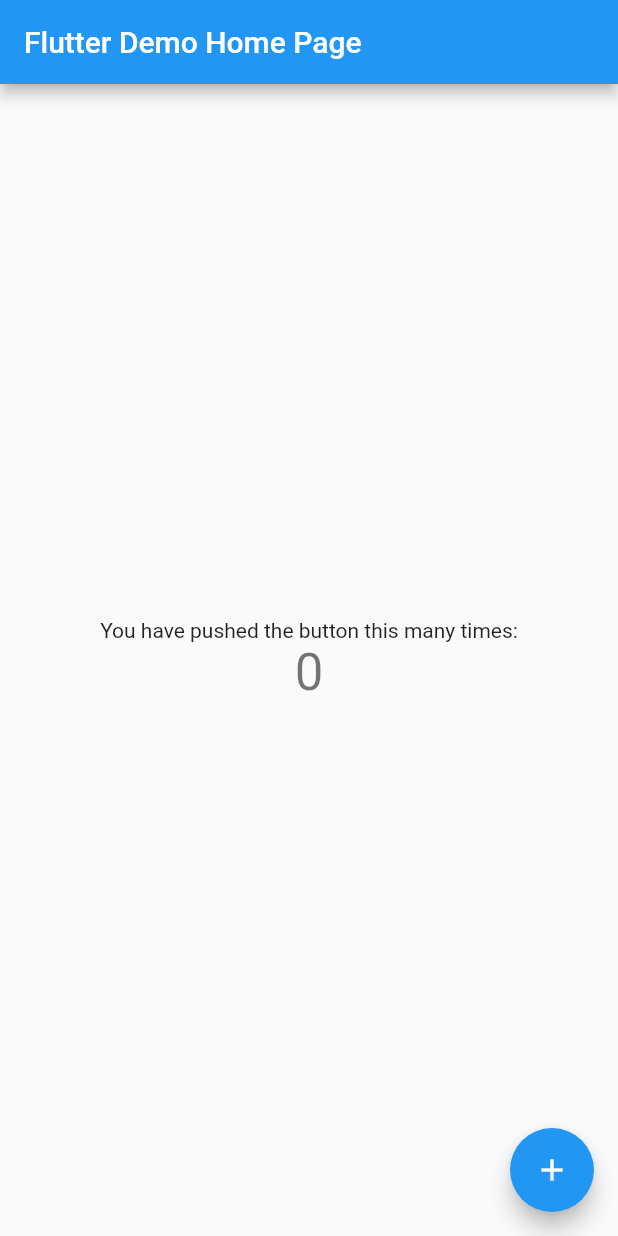
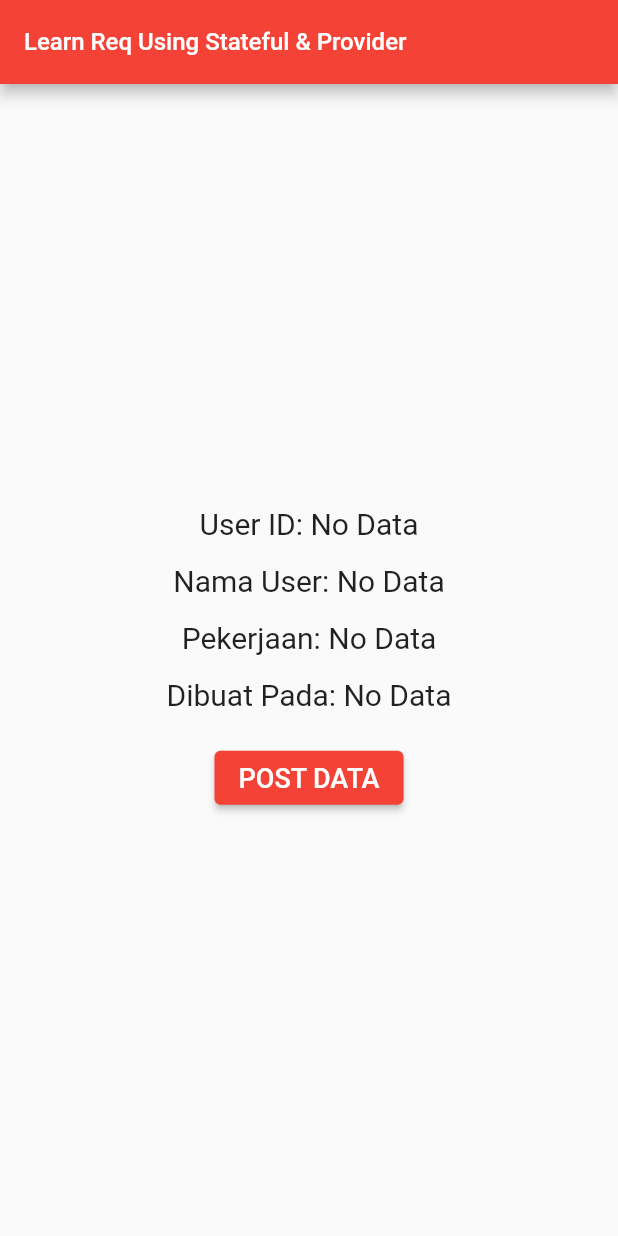
Before and after one commit to rizkintah/layouting_flutter, a Flutter app: the screen it shows after launch, on a phone screen of 412 x 824 dp. Run offline on Flutter 3.47's test engine with Material 2 defaults, Android fonts, the light colour scheme and no system bars.

Commit message:
learn stateful dan state management dgn provider

```diff
--- a/lib/main.dart
+++ b/lib/main.dart
@@ -1,4 +1,8 @@
 import 'package:flutter/material.dart';
+import 'package:layouting/models/http_provider.dart';
+import 'package:layouting/pages/homeprovider.dart';
+// import 'package:layouting/pages/homepage.dart';
+import 'package:provider/provider.dart';
 
 void main() {
   runApp(const MyApp());
@@ -7,109 +11,19 @@
 class MyApp extends StatelessWidget {
   const MyApp({Key? key}) : super(key: key);
 
-  // This widget is the root of your application.
   @override
   Widget build(BuildContext context) {
     return MaterialApp(
       title: 'Flutter Demo',
       theme: ThemeData(
-        // This is the theme of your application.
-        //
-        // Try running your application with "flutter run". You'll see the
-        // application has a blue toolbar. Then, without quitting the app, try
-        // changing the primarySwatch below to Colors.green and then invoke
-        // "hot reload" (press "r" in the console where you ran "flutter run",
-        // or simply save your changes to "hot reload" in a Flutter IDE).
-        // Notice that the counter didn't reset back to zero; the application
-        // is not restarted.
-        primarySwatch: Colors.blue,
+        primarySwatch: Colors.red,
+        visualDensity: VisualDensity.adaptivePlatformDensity,
       ),
-      home: const MyHomePage(title: 'Flutter Demo Home Page'),
+      // home stateful
+      // home: const HomePage(),
+      // home provider
+      home: ChangeNotifierProvider(
+          create: ((context) => HttpProvider()), child: const HomeProvider()),
     );
   }
 }
-
-class MyHomePage extends StatefulWidget {
-  const MyHomePage({Key? key, required this.title}) : super(key: key);
-
-  // This widget is the home page of your application. It is stateful, meaning
-  // that it has a State object (defined below) that contains fields that affect
-  // how it looks.
-
-  // This class is the configuration for the state. It holds the values (in this
-  // case the title) provided by the parent (in this case the App widget) and
-  // used by the build method of the State. Fields in a Widget subclass are
-  // always marked "final".
-
-  final String title;
-
-  @override
-  State<MyHomePage> createState() => _MyHomePageState();
-}
-
-class _MyHomePageState extends State<MyHomePage> {
-  int _counter = 0;
-
-  void _incrementCounter() {
-    setState(() {
-      // This call to setState tells the Flutter framework that something has
-      // changed in this State, which causes it to rerun the build method below
-      // so that the display can reflect the updated values. If we changed
-      // _counter without calling setState(), then the build method would not be
-      // called again, and so nothing would appear to happen.
-      _counter++;
-    });
-  }
-
-  @override
-  Widget build(BuildContext context) {
-    // This method is rerun every time setState is called, for instance as done
-    // by the _incrementCounter method above.
-    //
-    // The Flutter framework has been optimized to make rerunning build methods
-    // fast, so that you can just rebuild anything that needs updating rather
-    // than having to individually change instances of widgets.
-    return Scaffold(
-      appBar: AppBar(
-        // Here we take the value from the MyHomePage object that was created by
-        // the App.build method, and use it to set our appbar title.
-        title: Text(widget.title),
-      ),
-      body: Center(
-        // Center is a layout widget. It takes a single child and positions it
-        // in the middle of the parent.
-        child: Column(
-          // Column is also a layout widget. It takes a list of children and
-          // arranges them vertically. By default, it sizes itself to fit its
-          // children horizontally, and tries to be as tall as its parent.
-          //
-          // Invoke "debug painting" (press "p" in the console, choose the
-          // "Toggle Debug Paint" action from the Flutter Inspector in Android
-          // Studio, or the "Toggle Debug Paint" command in Visual Studio Code)
-          // to see the wireframe for each widget.
-          //
-          // Column has various properties to control how it sizes itself and
-          // how it positions its children. Here we use mainAxisAlignment to
-          // center the children vertically; the main axis here is the vertical
-          // axis because Columns are vertical (the cross axis would be
-          // horizontal).
-          mainAxisAlignment: MainAxisAlignment.center,
-          children: <Widget>[
-            const Text(
-              'You have pushed the button this many times:',
-            ),
-            Text(
-              '$_counter',
-              style: Theme.of(context).textTheme.headline4,
-            ),
-          ],
-        ),
-      ),
-      floatingActionButton: FloatingActionButton(
-        onPressed: _incrementCounter,
-        tooltip: 'Increment',
-        child: const Icon(Icons.add),
-      ), // This trailing comma makes auto-formatting nicer for build methods.
-    );
-  }
-}
--- /dev/null
+++ b/lib/models/http_provider.dart
@@ -0,0 +1,21 @@
+import 'dart:convert';
+import 'package:flutter/material.dart';
+import 'package:http/http.dart' as http;
+
+class HttpProvider with ChangeNotifier {
+  Map<String, dynamic> _data = {};
+  Map<String, dynamic> get data => _data;
+  int get count => _data.length;
+
+  postData(String name, String job) async {
+    Uri urlApi = Uri.parse('https://reqres.in/api/users');
+
+    var res = await http.post(urlApi, body: {
+      'name': name,
+      'job': job,
+    });
+
+    _data = json.decode(res.body);
+    notifyListeners();
+  }
+}
--- /dev/null
+++ b/lib/pages/homeprovider.dart
@@ -0,0 +1,78 @@
+import 'package:flutter/material.dart';
+import 'package:layouting/models/http_provider.dart';
+import 'package:provider/provider.dart';
+
+class HomeProvider extends StatelessWidget {
+  const HomeProvider({Key? key}) : super(key: key);
+
+  @override
+  Widget build(BuildContext context) {
+    final dataProvider = Provider.of<HttpProvider>(context, listen: false);
+
+    return Scaffold(
+      appBar: AppBar(
+        title: const Text('Learn Req Using Stateful & Provider',
+            style: TextStyle(fontSize: 16)),
+      ),
+      body: Center(
+        child: Column(
+          mainAxisAlignment: MainAxisAlignment.center,
+          children: <Widget>[
+            Center(
+              child: Consumer<HttpProvider>(
+                builder: (context, value, child) => Text(
+                  "User ID: ${value.data['id'] ?? 'No Data'}",
+                  style: const TextStyle(fontSize: 20),
+                ),
+              ),
+            ),
+            const SizedBox(
+              height: 15,
+            ),
+            Center(
+              child: Consumer<HttpProvider>(
+                builder: (context, value, child) => Text(
+                  "Nama User: ${value.data['name'] ?? 'No Data'}",
+                  style: const TextStyle(fontSize: 20),
+                ),
+              ),
+            ),
+            const SizedBox(
+              height: 15,
+            ),
+            Center(
+              child: Consumer<HttpProvider>(
+                builder: (context, value, child) => Text(
+                  "Pekerjaan: ${value.data['job'] ?? 'No Data'}",
+                  style: const TextStyle(fontSize: 20),
+                ),
+              ),
+            ),
+            const SizedBox(
+              height: 15,
+            ),
+            Center(
+              child: Consumer<HttpProvider>(
+                builder: (context, value, child) => Text(
+                  "Dibuat Pada: ${value.data['createdAt'] ?? 'No Data'}",
+                  style: const TextStyle(fontSize: 20),
+                ),
+              ),
+            ),
+            const SizedBox(
+              height: 20,
+            ),
+            ElevatedButton(
+                onPressed: () {
+                  dataProvider.postData("Gblg", "Gblggggg");
+                },
+                child: const Text(
+                  "POST DATA",
+                  style: TextStyle(fontSize: 18),
+                ))
+          ],
+        ),
+      ),
+    );
+  }
+}
--- a/pubspec.yaml
+++ b/pubspec.yaml
@@ -3,7 +3,7 @@
 
 # The following line prevents the package from being accidentally published to
 # pub.dev using `flutter pub publish`. This is preferred for private packages.
-publish_to: 'none' # Remove this line if you wish to publish to pub.dev
+publish_to: "none" # Remove this line if you wish to publish to pub.dev
 
 # The following defines the version and build number for your application.
 # A version number is three numbers separated by dots, like 1.2.43
@@ -29,7 +29,8 @@
 dependencies:
   flutter:
     sdk: flutter
-
+  http: ^0.13.4
+  provider: ^6.0.2
 
   # The following adds the Cupertino Icons font to your application.
   # Use with the CupertinoIcons class for iOS style icons.
@@ -51,7 +52,6 @@
 
 # The following section is specific to Flutter.
 flutter:
-
   # The following line ensures that the Material Icons font is
   # included with your application, so that you can use the icons in
   # the material Icons class.
```
Also changed, not shown: lib/models/http_stateful.dart (added, +26 -0 lines), lib/pages/homepage.dart (added, +78 -0 lines), pubspec.lock, 2 other files.
